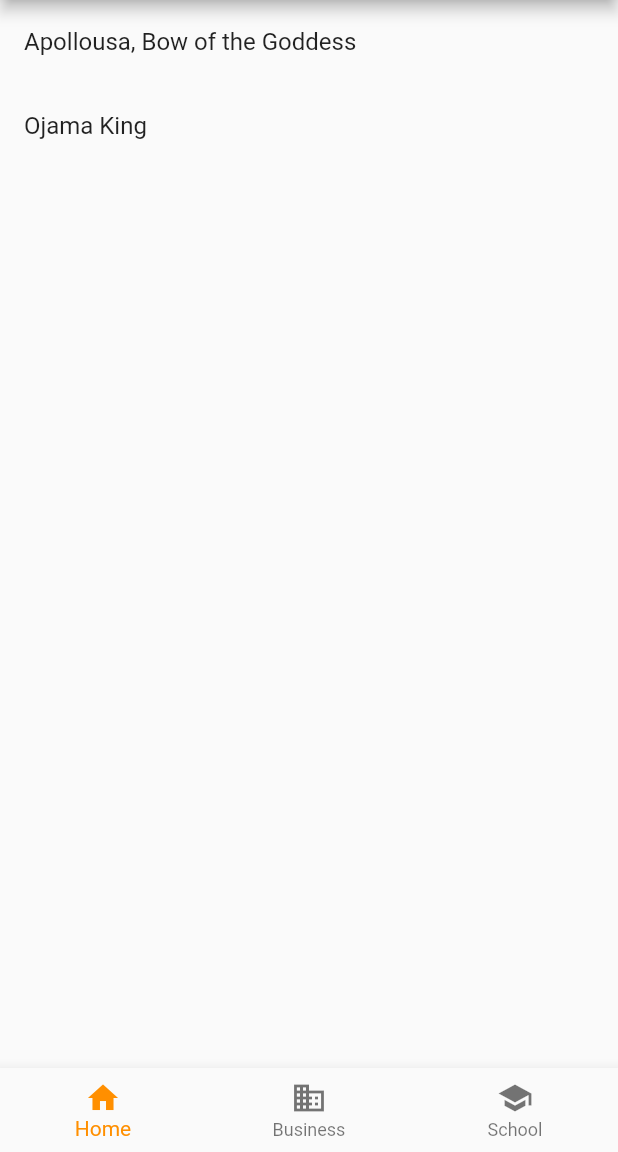
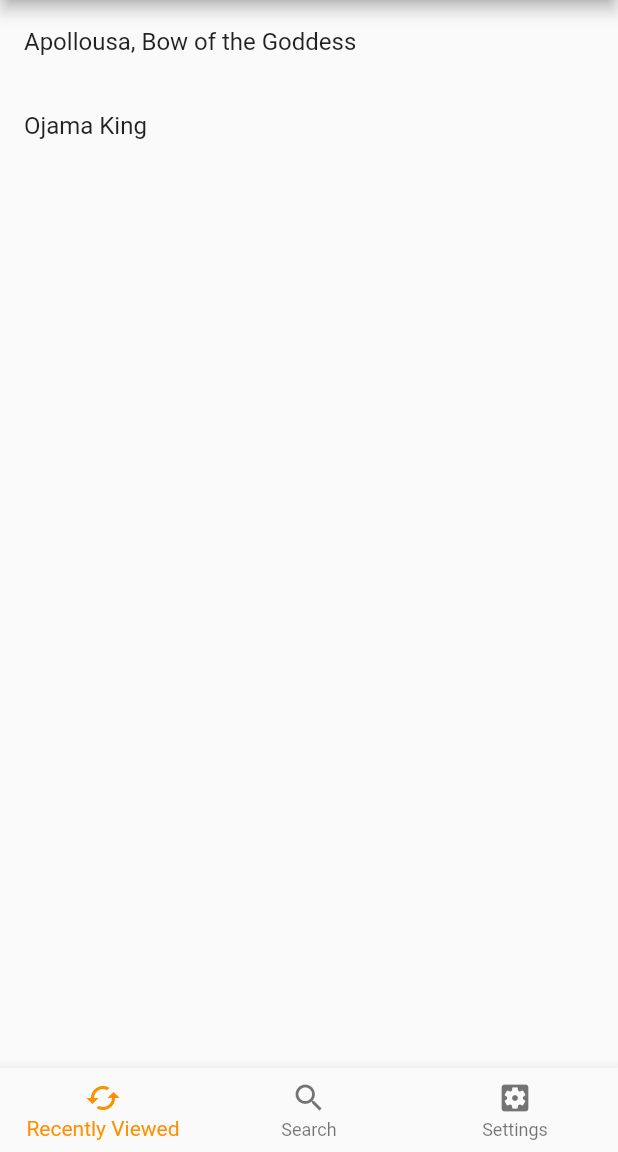
Before and after one commit to frankrui/shadow_realm, a Flutter app: the screen it shows after launch, on a phone screen of 412 x 824 dp, the part 84-1236 px from its top. Run offline on Flutter 3.47's test engine with Material 2 defaults, Android fonts, the phone set to English and light mode, and no system bars.

Commit message:
Refactoring and start layout for search

```diff
--- /dev/null
+++ b/lib/constants/app_constants.dart
@@ -0,0 +1,11 @@
+class AppConstants {
+
+  static const String APP_NAME = "YGO Shadow Realm";
+
+  // Corresponds to recently viewed tab
+  static const int DEFAULT_TAB = 0;
+
+  static const String RECENTLY_VIEWED = "Recently Viewed";
+  static const String SEARCH = "Search";
+  static const String SETTINGS = "Settings";
+}
--- a/lib/main.dart
+++ b/lib/main.dart
@@ -1,8 +1,6 @@
 import 'package:flutter/material.dart';
-
-import 'package:shadow_realm/views/RecentlyViewedWidget.dart';
-import 'package:shadow_realm/views/SearchWidget.dart';
-import 'package:shadow_realm/views/SettingsWidget.dart';
+import 'package:shadow_realm/views/app_container.dart';
+import 'package:shadow_realm/constants/app_constants.dart';
 
 void main() => runApp(MyApp());
 
@@ -24,81 +22,7 @@ class MyApp extends StatelessWidget {
         // is not restarted.
         primarySwatch: Colors.red,
       ),
-      home: MainLayout(title: 'YGO Shadow Realm'),
+      home: AppContainer(title: AppConstants.APP_NAME),
     );
   }
 }
-
-class MainLayout extends StatefulWidget {
-  MainLayout({Key key, this.title}) : super(key: key);
-
-  // This widget is the home page of your application. It is stateful, meaning
-  // that it has a State object (defined below) that contains fields that affect
-  // how it looks.
-
-  // This class is the configuration for the state. It holds the values (in this
-  // case the title) provided by the parent (in this case the App widget) and
-  // used by the build method of the State. Fields in a Widget subclass are
-  // always marked "final".
-
-  final String title;
-
-  @override
-  _MainLayoutState createState() => _MainLayoutState();
-}
-
-class _MainLayoutState extends State<MainLayout> {
-  int _selectedIndex = 0;
-  final List<Widget> _children = [
-    RecentlyViewedWidget(),
-    SearchWidget(),
-    SettingsWidget(),
-  ];
-
-  void _onItemTapped(int index) {
-    setState(() {
-      _selectedIndex = index;
-    });
-  }
-
-  @override
-  Widget build(BuildContext context) {
-    // This method is rerun every time setState is called, for instance as done
-    // by the _incrementCounter method above.
-    //
-    // The Flutter framework has been optimized to make rerunning build methods
-    // fast, so that you can just rebuild anything that needs updating rather
-    // than having to individually change instances of widgets.
-    return Scaffold(
-      appBar: AppBar(
-        // Here we take the value from the MyHomePage object that was created by
-        // the App.build method, and use it to set our appbar title.
-        title: Text(widget.title),
-      ),
-      body: Center(
-        // Center is a layout widget. It takes a single child and positions it
-        // in the middle of the parent.
-        child: _children[_selectedIndex],
-      ),
-      bottomNavigationBar: BottomNavigationBar(
-        items: <BottomNavigationBarItem>[
-          BottomNavigationBarItem(
-            icon: Icon(Icons.home),
-            title: Text('Home'),
-          ),
-          BottomNavigationBarItem(
-            icon: Icon(Icons.business),
-            title: Text('Business'),
-          ),
-          BottomNavigationBarItem(
-            icon: Icon(Icons.school),
-            title: Text('School'),
-          ),
-        ],
-        currentIndex: _selectedIndex,
-        selectedItemColor: Colors.amber[800],
-        onTap: _onItemTapped,
-      ),
-    );
-  }
-}
--- /dev/null
+++ b/lib/views/app_container.dart
@@ -0,0 +1,87 @@
+import 'package:flutter/material.dart';
+
+import 'package:shadow_realm/views/recently_viewed_widget.dart';
+import 'package:shadow_realm/views/search_widget.dart';
+import 'package:shadow_realm/views/settings_widget.dart';
+import 'package:shadow_realm/constants/app_constants.dart';
+
+class AppContainer extends StatefulWidget {
+  AppContainer({Key key, this.title}) : super(key: key);
+
+  // This widget is the home page of your application. It is stateful, meaning
+  // that it has a State object (defined below) that contains fields that affect
+  // how it looks.
+
+  // This class is the configuration for the state. It holds the values (in this
+  // case the title) provided by the parent (in this case the App widget) and
+  // used by the build method of the State. Fields in a Widget subclass are
+  // always marked "final".
+
+  final String title;
+
+  @override
+  _AppContainerState createState() => _AppContainerState();
+}
+
+class _AppContainerState extends State<AppContainer> {
+  int _selectedIndex;
+  List<Widget> _tabViews;
+
+  void _onItemTapped(int index) {
+    setState(() {
+      _selectedIndex = index;
+    });
+  }
+
+  @override
+  void initState() {
+    _selectedIndex = AppConstants.DEFAULT_TAB;
+    _tabViews = [
+      RecentlyViewedWidget(),
+      SearchWidget(),
+      SettingsWidget(),
+    ];
+    super.initState();
+  }
+
+  @override
+  Widget build(BuildContext context) {
+    // This method is rerun every time setState is called, for instance as done
+    // by the _incrementCounter method above.
+    //
+    // The Flutter framework has been optimized to make rerunning build methods
+    // fast, so that you can just rebuild anything that needs updating rather
+    // than having to individually change instances of widgets.
+    return Scaffold(
+      appBar: AppBar(
+        // Here we take the value from the MyHomePage object that was created by
+        // the App.build method, and use it to set our appbar title.
+        title: Text(widget.title),
+      ),
+      body: Center(
+        // Center is a layout widget. It takes a single child and positions it
+        // in the middle of the parent.
+        child: _tabViews[_selectedIndex],
+      ),
+      bottomNavigationBar: BottomNavigationBar(
+        items: <BottomNavigationBarItem>[
+          BottomNavigationBarItem(
+            icon: Icon(Icons.cached),
+            title: Text(AppConstants.RECENTLY_VIEWED),
+          ),
+          BottomNavigationBarItem(
+            icon: Icon(Icons.search),
+            title: Text(AppConstants.SEARCH),
+          ),
+          BottomNavigationBarItem(
+            icon: Icon(Icons.settings_applications),
+            title: Text(AppConstants.SETTINGS),
+          ),
+        ],
+        currentIndex: _selectedIndex,
+        selectedItemColor: Colors.amber[800],
+        onTap: _onItemTapped,
+      ),
+    );
+  }
+}
--- /dev/null
+++ b/lib/views/card_widget.dart
@@ -0,0 +1,10 @@
+import 'package:flutter/material.dart';
+
+class CardWidget extends StatelessWidget {
+  @override
+  Widget build(BuildContext context) {
+    // TODO: implement build
+    return null;
+  }
+
+}
--- a/lib/views/RecentlyViewedWidget.dart
+++ b/lib/views/recently_viewed_widget.dart
@@ -7,7 +7,14 @@ class RecentlyViewedWidget extends StatefulWidget {
 }
 
 class _RecentlyViewedState extends State<RecentlyViewedWidget> {
-  List<String> recentlyViewedCards = ["Apollousa, Bow of the Goddess", "Ojama King"];
+  List<String> recentlyViewedCards;
+
+  @override
+  void initState() {
+    // TODO: Grab from file the recently viewed cards
+    recentlyViewedCards = ["Apollousa, Bow of the Goddess", "Ojama King"];
+    super.initState();
+  }
 
   @override
   Widget build(BuildContext context) {
@@ -18,7 +25,9 @@ class _RecentlyViewedState extends State<RecentlyViewedWidget> {
               final card = recentlyViewedCards[index];
 
               return ListTile(
+                leading: null, // TODO: put image of card here
                 title: Text(card),
+                onTap: null // TODO: open card widget static view
               );
             },
         ),
--- a/lib/views/SearchWidget.dart
+++ b/lib/views/search_widget.dart
@@ -6,8 +6,18 @@ class SearchWidget extends StatefulWidget {
 }
 
 class _SearchWidgetState extends State<SearchWidget> {
+  final _formKey = GlobalKey<FormState>();
+
   @override
   Widget build(BuildContext context) {
-    return Scaffold();
+    return Container(
+        alignment: Alignment.center,
+        child: Form(
+          key: _formKey,
+          child: Column(
+              children: []
+          ),
+        )
+    );
   }
 }
```
Also changed, not shown: lib/views/settings_widget.dart (renamed from lib/views/SettingsWidget.dart).
